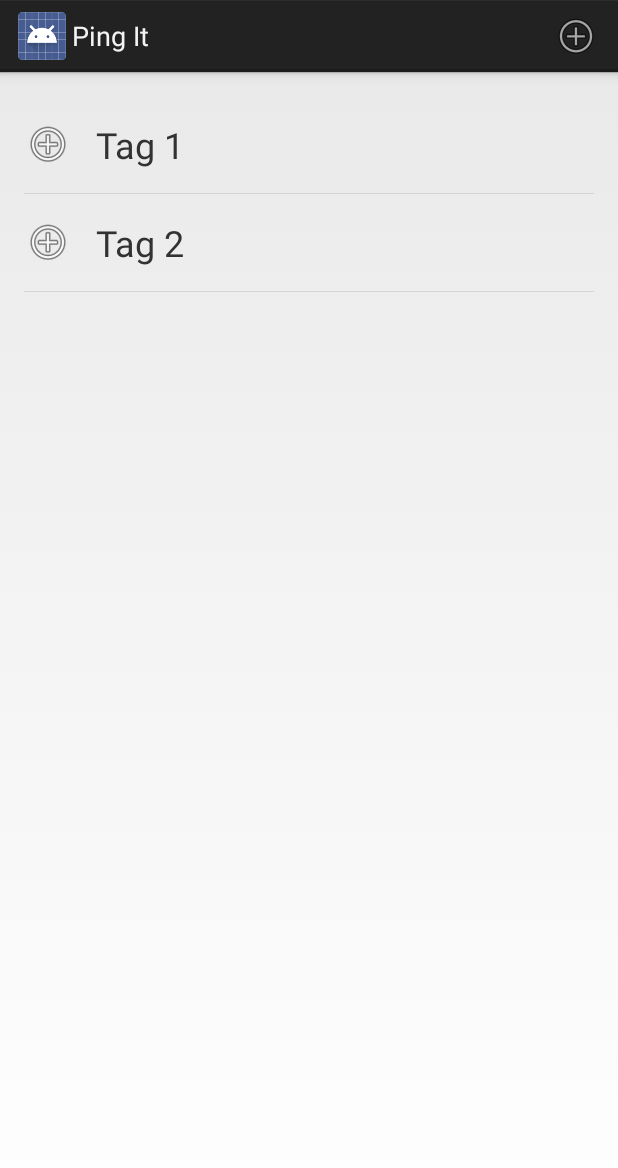
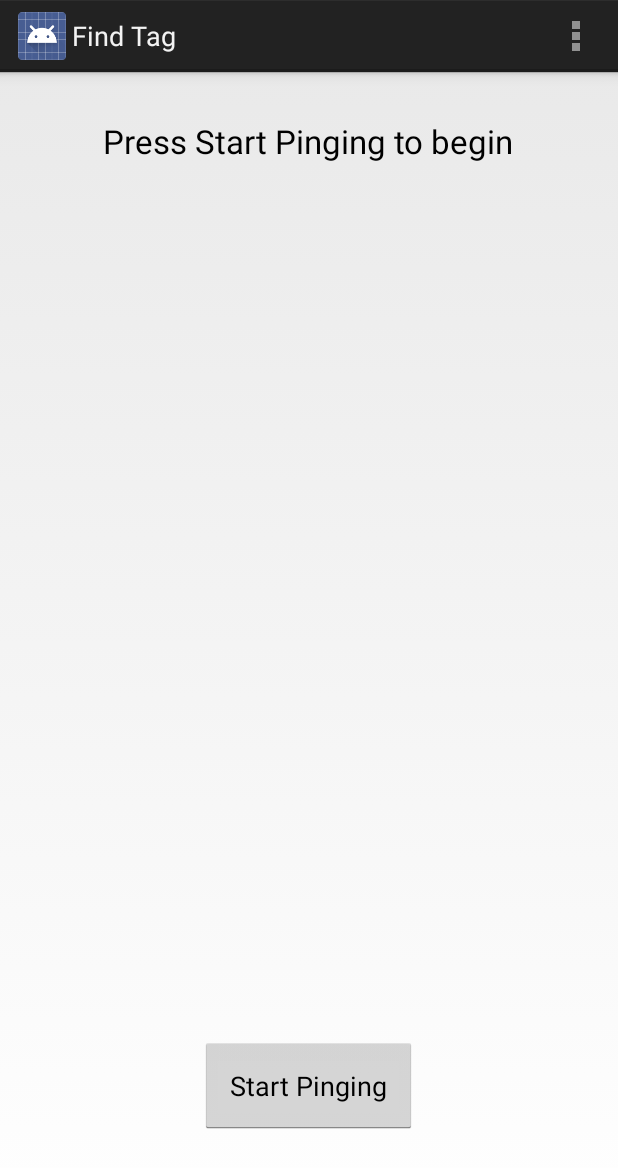
Before and after one commit to InnovationGymSMU/20Over20AndroidApp, an Android app: the screen it shows after launch (MainScreenActivity before the commit, FindTagActivity after it), after a tap on "Tag 1", on a phone screen of 412 x 824 dp. Shown: the top 1168 px of the screen. Run offline under Robolectric (Android 15) with nearby library versions, the phone set to English and light mode, and no system bars.

Commit message:
Added database code and basic page for pinging, will test DB code soon

```diff
--- a/MyApplication/src/main/AndroidManifest.xml
+++ b/MyApplication/src/main/AndroidManifest.xml
@@ -30,6 +30,10 @@
             android:name="edu.SMU.PingItApp.temp"
             android:label="@string/title_activity_temp" >
         </activity>
+        <activity
+            android:name="edu.SMU.PingItApp.FindTagActivity"
+            android:label="@string/title_activity_find_tag" >
+        </activity>
     </application>
 
 </manifest>
--- /dev/null
+++ b/MyApplication/src/main/java/edu/SMU/PingItApp/FindTagActivity.java
@@ -0,0 +1,23 @@
+package edu.SMU.PingItApp;
+
+import android.os.Bundle;
+import android.app.Activity;
+import android.view.Menu;
+
+public class FindTagActivity extends Activity {
+
+    @Override
+    protected void onCreate(Bundle savedInstanceState) {
+        super.onCreate(savedInstanceState);
+        setContentView(R.layout.activity_find_tag);
+    }
+
+
+    @Override
+    public boolean onCreateOptionsMenu(Menu menu) {
+        // Inflate the menu; this adds items to the action bar if it is present.
+        getMenuInflater().inflate(R.menu.find_tag, menu);
+        return true;
+    }
+
+}
--- a/MyApplication/src/main/java/edu/SMU/PingItApp/MainScreenActivity.java
+++ b/MyApplication/src/main/java/edu/SMU/PingItApp/MainScreenActivity.java
@@ -48,8 +48,8 @@ public class MainScreenActivity extends Activity {
         listView.setOnItemClickListener(new OnItemClickListener() {
             @Override
             public void onItemClick(AdapterView<?> parent, View view, int position, long id) {
-                String viewText = ((ItemListRow)parent.getItemAtPosition(position)).getTagName();
-                Log.d(tag, "Picked tag " + viewText);
+                ItemListRow row = (ItemListRow)parent.getItemAtPosition(position);
+                onItemSelect(row);
             }
         });
     }
@@ -60,7 +60,13 @@ public class MainScreenActivity extends Activity {
 
         Intent intent = new Intent(this, NewItemRegistrationActivity.class);
         startActivity(intent);
+    }
 
+    public void onItemSelect(ItemListRow row) {
+        String viewText = row.getTagName();
+        Log.d(tag, "Picked tag " + viewText);
 
+        Intent intent = new Intent(this, FindTagActivity.class);
+        startActivity(intent);
     }
 }
--- /dev/null
+++ b/MyApplication/src/main/res/layout/activity_find_tag.xml
@@ -0,0 +1,31 @@
+<RelativeLayout xmlns:android="http://schemas.android.com/apk/res/android"
+    xmlns:tools="http://schemas.android.com/tools"
+    android:layout_width="match_parent"
+    android:layout_height="match_parent"
+    android:paddingLeft="@dimen/activity_horizontal_margin"
+    android:paddingRight="@dimen/activity_horizontal_margin"
+    android:paddingTop="@dimen/activity_vertical_margin"
+    android:paddingBottom="@dimen/activity_vertical_margin"
+    tools:context=".FindTagActivity">
+
+
+    <Button
+        android:layout_width="wrap_content"
+        android:layout_height="wrap_content"
+        android:text="@string/start_pinging_button_text"
+        android:id="@+id/button"
+        android:layout_alignParentBottom="true"
+        android:layout_centerHorizontal="true"
+        android:layout_marginBottom="52dp"
+        android:padding="20dp" />
+
+    <TextView
+        android:layout_width="wrap_content"
+        android:layout_height="wrap_content"
+        android:textAppearance="?android:attr/textAppearanceLarge"
+        android:text="@string/not_pinging_label_text"
+        android:id="@+id/textView"
+        android:layout_alignParentTop="true"
+        android:layout_centerHorizontal="true"
+        android:layout_marginTop="15dp" />
+</RelativeLayout>
--- /dev/null
+++ b/MyApplication/src/main/res/menu/find_tag.xml
@@ -0,0 +1,6 @@
+<menu xmlns:android="http://schemas.android.com/apk/res/android">
+    <item android:id="@+id/action_settings"
+        android:title="@string/action_settings"
+        android:orderInCategory="100"
+        android:showAsAction="never" />
+</menu>
--- a/MyApplication/src/main/res/values/strings.xml
+++ b/MyApplication/src/main/res/values/strings.xml
@@ -7,6 +7,10 @@
     <string name="action_bar_add_item">Add Item</string>
     <string name="list_item_default_text">Item Text</string>
     <string name="title_activity_new_item_registration">Register New Item</string>
+    <string name="start_pinging_button_text">Start Pinging</string>
+    <string name="stop_pinging_button_text">Stop Pinging</string>
+    <string name="not_pinging_label_text">Press Start Pinging to begin</string>
+    <string name="pinging_label_text">Pinging</string>
 
     <!-- strings for NewItemRegistrationActivity -->
 
@@ -27,5 +31,6 @@
     </string-array>
 
     <string name="title_activity_temp">MainActivity</string>
+    <string name="title_activity_find_tag">Find Tag</string>
 
 </resources>
```
Also changed, not shown: MyApplication/src/main/java/edu/SMU/PingItApp/DeviceDatabase.java (added, +122 -0 lines), MyApplication/src/main/java/edu/SMU/PingItApp/TagInfo.java (added, +22 -0 lines).
